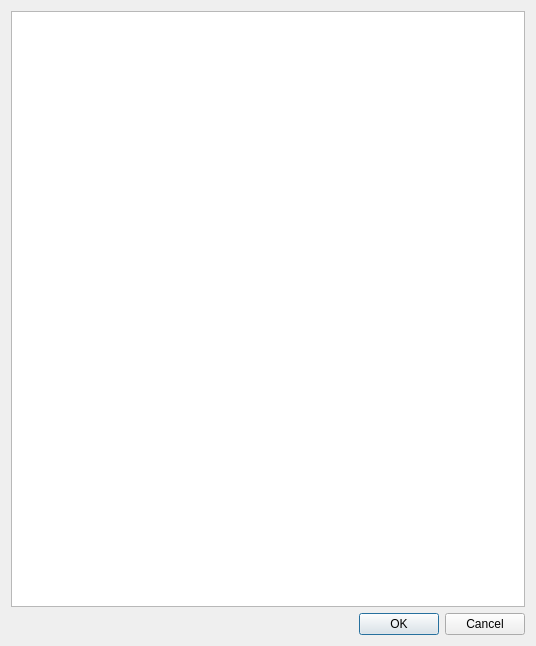
Old version of the form attribute_editor_dialog_base.ui in the repository RedGradient/QGIS-Attribute-Editor-plugin.
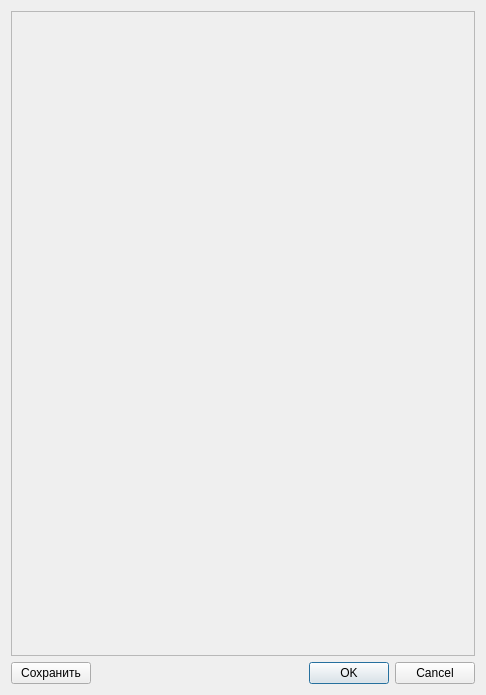
New version of the form.

Commit message: remove table, add inputs

Patch:
```diff
--- a/attribute_editor_dialog_base.ui
+++ b/attribute_editor_dialog_base.ui
@@ -6,8 +6,8 @@
    <rect>
     <x>0</x>
     <y>0</y>
-    <width>536</width>
-    <height>646</height>
+    <width>486</width>
+    <height>695</height>
    </rect>
   </property>
   <property name="windowTitle">
@@ -15,7 +15,35 @@
   </property>
   <layout class="QVBoxLayout" name="verticalLayout">
    <item>
-    <widget class="QTableWidget" name="attributeTable"/>
+    <widget class="QScrollArea" name="scrollArea">
+     <property name="widgetResizable">
+      <bool>true</bool>
+     </property>
+     <widget class="QWidget" name="scrollAreaWidgetContents">
+      <property name="geometry">
+       <rect>
+        <x>0</x>
+        <y>0</y>
+        <width>466</width>
+        <height>644</height>
+       </rect>
+      </property>
+      <layout class="QVBoxLayout" name="verticalLayout_2">
+       <item>
+        <layout class="QVBoxLayout" name="attrBox"/>
+       </item>
+      </layout>
+     </widget>
+    </widget>
+   </item>
+   <item>
+    <layout class="QHBoxLayout" name="horizontalLayout">
+     <item>
+      <widget class="QPushButton" name="saveBtn">
+       <property name="text">
+        <string>Сохранить</string>
+       </property>
+      </widget>
    </item>
    <item>
     <widget class="QDialogButtonBox" name="button_box">
@@ -26,6 +54,8 @@
       <set>QDialogButtonBox::Cancel|QDialogButtonBox::Ok</set>
      </property>
     </widget>
+     </item>
+    </layout>
    </item>
   </layout>
  </widget>
```
Lines whose indentation alone changed are shown as unchanged. The commit also changes 2 other files.
